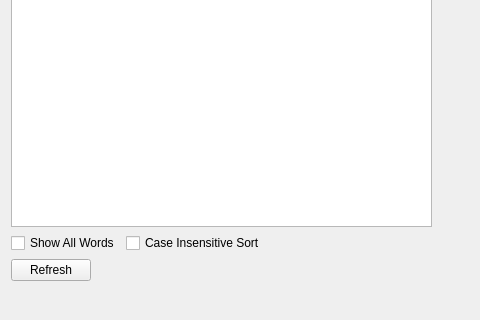
Above: src/Sigil/Form_Files/SpellcheckEditor.ui from Sigil-Ebook/Sigil before the change; both pictures show x 0 to 480 and y 280 to 600 of the 600 by 600 pixel window. Below: the same form after it.
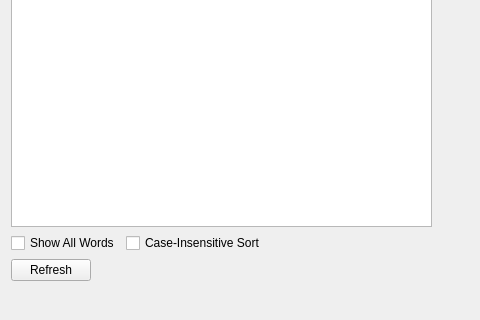
That is the form after the change.

```diff
--- a/src/Sigil/Form_Files/SpellcheckEditor.ui
+++ b/src/Sigil/Form_Files/SpellcheckEditor.ui
@@ -188,7 +188,7 @@
         <string>Sort words as AaBbCc instead of ABCabc.</string>
        </property>
        <property name="text">
-        <string>Case Insensitive Sort</string>
+        <string>Case-Insensitive Sort</string>
        </property>
       </widget>
      </item>
```
